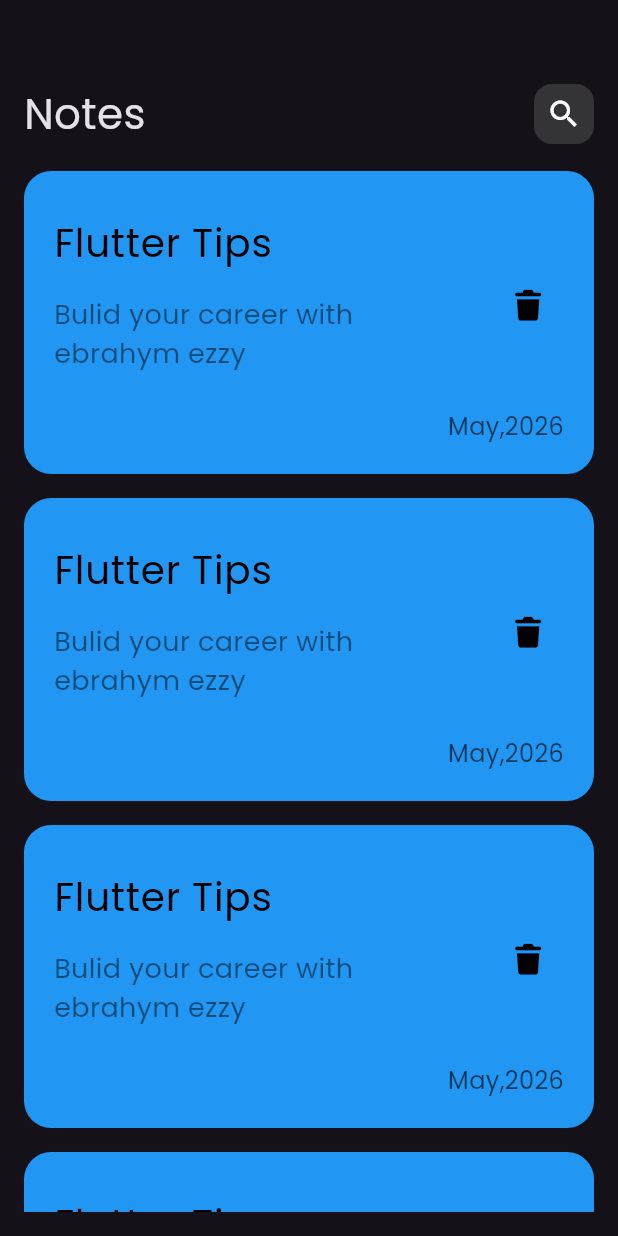
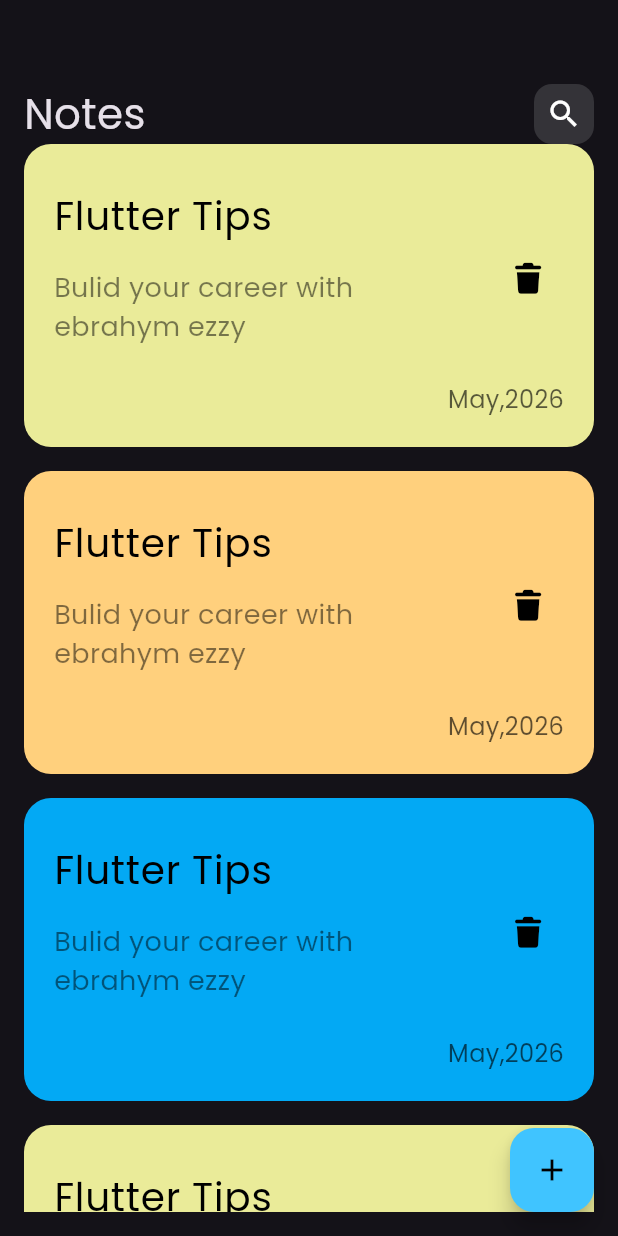
Before and after one commit to abrahymZy/Notes_app, a Flutter app: the screen it shows after launch, on a phone screen of 412 x 824 dp. Run offline on Flutter 3.47's test engine with Material 3 defaults, Android fonts, the phone set to English and light mode, and no system bars; our stand-ins replace font_awesome_flutter.

Commit message:
add floating action button

```diff
--- a/lib/views/notes_view.dart
+++ b/lib/views/notes_view.dart
@@ -14,11 +14,17 @@ class NotesView extends StatelessWidget {
           children: [
             SizedBox(height: 40),
             CustemAppBar(),
-            SizedBox(height: 10),
+            // SizedBox(height: 10),
             Expanded(child: NotesViewBody()),
           ],
         ),
       ),
+
+      floatingActionButton: FloatingActionButton(
+        onPressed: () {},
+        backgroundColor: Colors.lightBlueAccent,
+        child: Icon(Icons.add, color: Colors.black),
+      ),
     );
   }
 }
--- a/lib/widget/note_item.dart
+++ b/lib/widget/note_item.dart
@@ -2,14 +2,14 @@ import 'package:flutter/material.dart';
 import 'package:font_awesome_flutter/font_awesome_flutter.dart';
 
 class NoteItem extends StatelessWidget {
-  const NoteItem({super.key});
-
+  final Color color;
+  const NoteItem({super.key, required this.color});
   @override
   Widget build(BuildContext context) {
     return Container(
       padding: EdgeInsets.all(20),
       decoration: BoxDecoration(
-        color: Colors.blue,
+        color: color,
         borderRadius: BorderRadius.circular(18),
       ),
       child: Column(
--- a/lib/widget/notes_list_view.dart
+++ b/lib/widget/notes_list_view.dart
@@ -3,14 +3,14 @@ import 'package:notes_app/widget/note_item.dart';
 
 class NotesListView extends StatelessWidget {
   const NotesListView({super.key});
-
+  final colors = const [Color(0xffEAEB99), Color(0xffFFD07D), Colors.lightBlue];
   @override
   Widget build(BuildContext context) {
     return ListView.builder(
       itemBuilder: (context, index) {
         return Padding(
-          padding: const EdgeInsets.symmetric(vertical: 8.0),
-          child: NoteItem(),
+          padding: const EdgeInsets.only(bottom: 16.0),
+          child: NoteItem(color: colors[index % 3]),
         );
       },
     );
```
